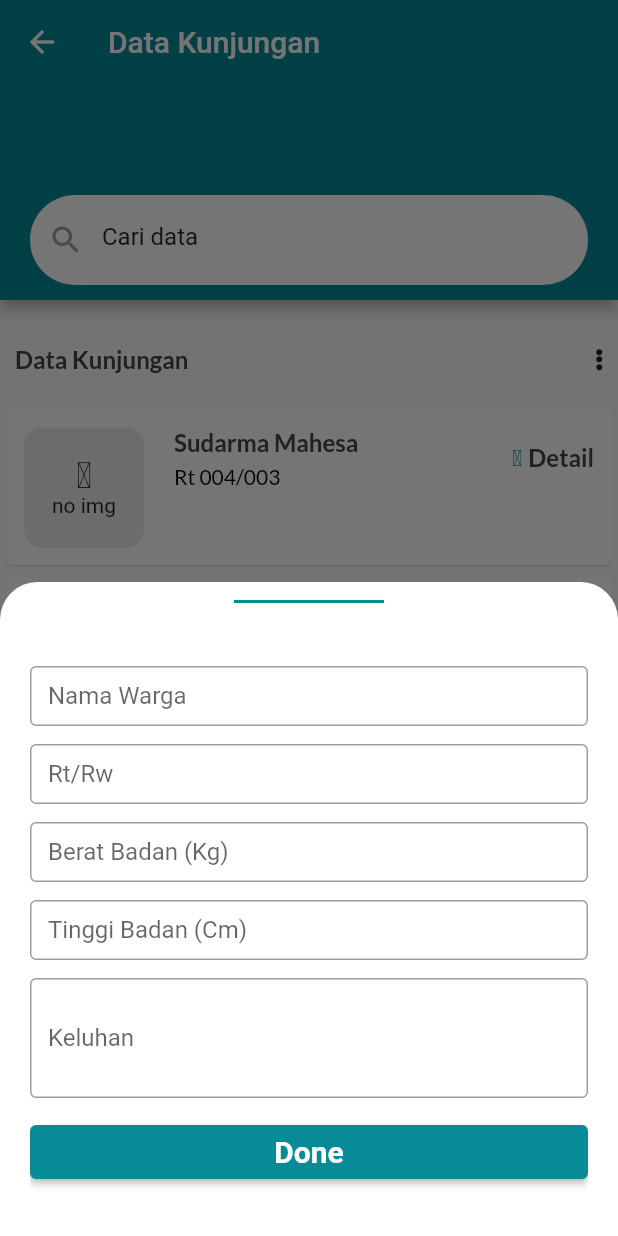
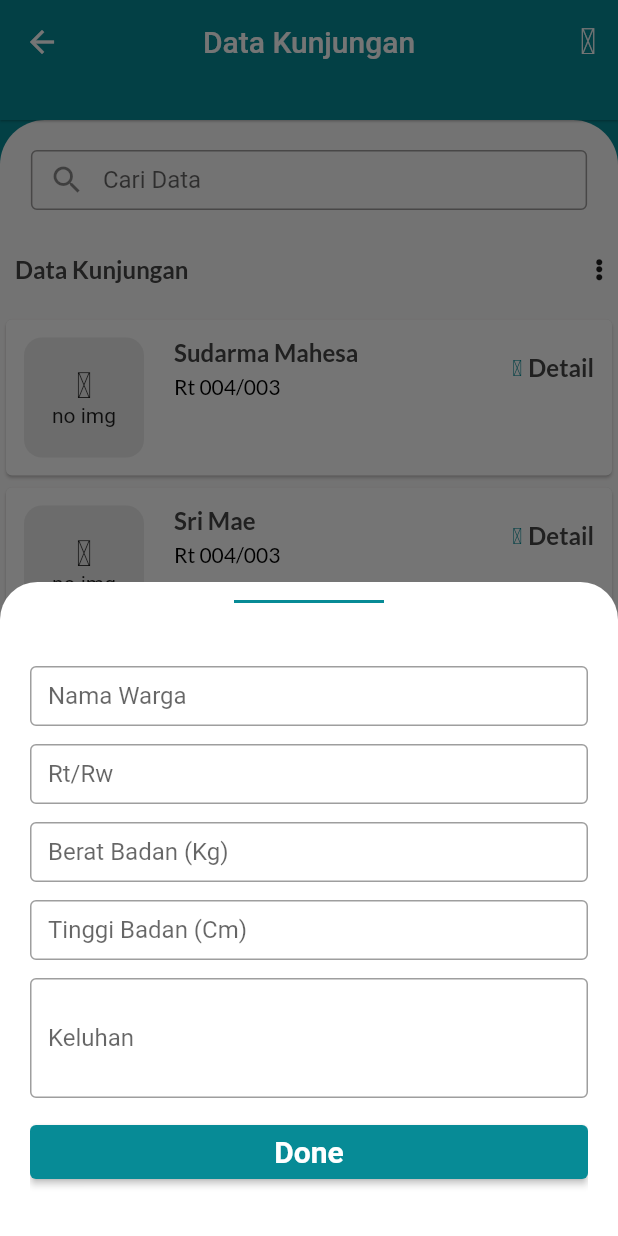
Before and after one commit to Roufmajidin/posyanduCare_mini-project_Rouf-Majidin, a Flutter app: the Kunjungan screen opened directly with empty values, after a tap on "Kunjungan", on a phone screen of 412 x 824 dp. Run offline on Flutter 3.47's test engine with Material 2 defaults, Android fonts, the phone set to English and light mode, and no system bars; our stand-ins replace dropdown_textfield, google_fonts, iconly, readmore; missing offline and left inert: weekly_date_picker.

Commit message:
update UI kunjungan page

```diff
--- a/lib/view/detail_screen/kunjungan.dart
+++ b/lib/view/detail_screen/kunjungan.dart
@@ -18,43 +18,22 @@ class Kunjungan extends StatelessWidget {
 
     return Scaffold(
       appBar: PreferredSize(
-        preferredSize: const Size.fromHeight(200.0),
+        preferredSize: const Size.fromHeight(80.0),
         child: AppBar(
           backgroundColor: AppTheme.primaryColor,
+          centerTitle: true,
           title: Text(menu[index]['judul']),
-          flexibleSpace: Padding(
-            padding: const EdgeInsets.only(top: 130.0, left: 20, right: 20),
-            child: Container(
-                decoration: BoxDecoration(
-                    color: Colors.white,
-                    borderRadius: BorderRadius.circular(40)),
-                width: mediaquery.size.width * 15,
-                height: 60,
-                alignment: Alignment.center,
-                child: TextFormField(
-                  initialValue: "Cari data",
-                  decoration: InputDecoration(
-                    // fillColor: Colors.white,
-                    prefixIcon: const Icon(
-                      Icons.search,
-                      color: Colors.grey,
-                    ),
-                    hintText: "Search",
-
-                    enabledBorder: InputBorder.none,
-                    focusedBorder: OutlineInputBorder(
-                        borderRadius: BorderRadius.circular(40),
-                        borderSide:
-                            const BorderSide(width: 2, color: Colors.white)),
-                  ),
-                )),
+          elevation: 0.6,
+          actions: const [
+            Padding(
+              padding: EdgeInsets.only(right: 8.0),
+              child: Icon(IconlyBroken.info_square),
+            )
+          ],
         ),
       ),
-      ),
-      body: SingleChildScrollView(
-          scrollDirection: Axis.vertical,
-          physics: NeverScrollableScrollPhysics(),
-          child: SizedBox(
+      backgroundColor: AppTheme.primaryColor,
+      body: SizedBox(
         height: mediaquery.size.height * 1,
         child: Column(
           children: [
@@ -62,7 +41,7 @@ class Kunjungan extends StatelessWidget {
             // Spacer(),
           ],
         ),
-          )),
+      ),
       floatingActionButton: ElevatedButton.icon(
           onPressed: () {
             log("add kunjungan warga");
@@ -216,12 +195,40 @@ class Kunjungan extends StatelessWidget {
     );
   }
 
-  listDataWarga(mediaQuery) {
-    return Column(
+  listDataWarga(mediaquery) {
+    return Expanded(
+      child: Container(
+        decoration: BoxDecoration(
+            color: AppTheme.bgColor,
+            borderRadius: const BorderRadius.only(
+                topLeft: Radius.circular(30), topRight: Radius.circular(30))),
+        child: Column(
           children: [
+            Container(
+              margin: EdgeInsets.only(top: 20),
+              decoration: BoxDecoration(
+                  // color: Colors.grey,
+                  borderRadius: BorderRadius.circular(12)),
+              width: mediaquery.size.width * 0.9,
+              height: 40,
+              alignment: Alignment.center,
+              child: TextFormField(
+                validator: (value) {
+                  // if (n.hasMatch(value)) {
+                  //   return "Nama harus benar";
+                  // }
+                },
+                obscureText: false,
+                decoration: const InputDecoration(
+                  prefixIcon: Icon(Icons.search),
+                  border: OutlineInputBorder(),
+                  labelText: 'Cari Data',
+                ),
+              ),
+            ),
             Padding(
-          padding:
-              const EdgeInsets.only(top: 30.0, left: 10, right: 10, bottom: 20),
+              padding: const EdgeInsets.only(
+                  top: 30.0, left: 10, right: 10, bottom: 20),
               child: Row(
                 mainAxisAlignment: MainAxisAlignment.spaceBetween,
                 children: [
@@ -250,7 +257,7 @@ class Kunjungan extends StatelessWidget {
             ),
             SizedBox(
               height: 600,
-          width: mediaQuery.size.width * 5,
+              width: mediaquery.size.width * 5,
               child: ListView.builder(
                 padding: const EdgeInsets.only(bottom: 20),
                 scrollDirection: Axis.vertical,
@@ -258,7 +265,7 @@ class Kunjungan extends StatelessWidget {
                 itemCount: warga.length,
                 itemBuilder: (context, index) {
                   return Card(
-                elevation: 0.2,
+                    elevation: 0.9,
                     child: Container(
                       padding: const EdgeInsets.all(12),
                       child: Row(
@@ -335,6 +342,8 @@ class Kunjungan extends StatelessWidget {
               ),
             ),
           ],
+        ),
+      ),
     );
   }
 }
```
Lines whose indentation alone changed are shown as unchanged.
